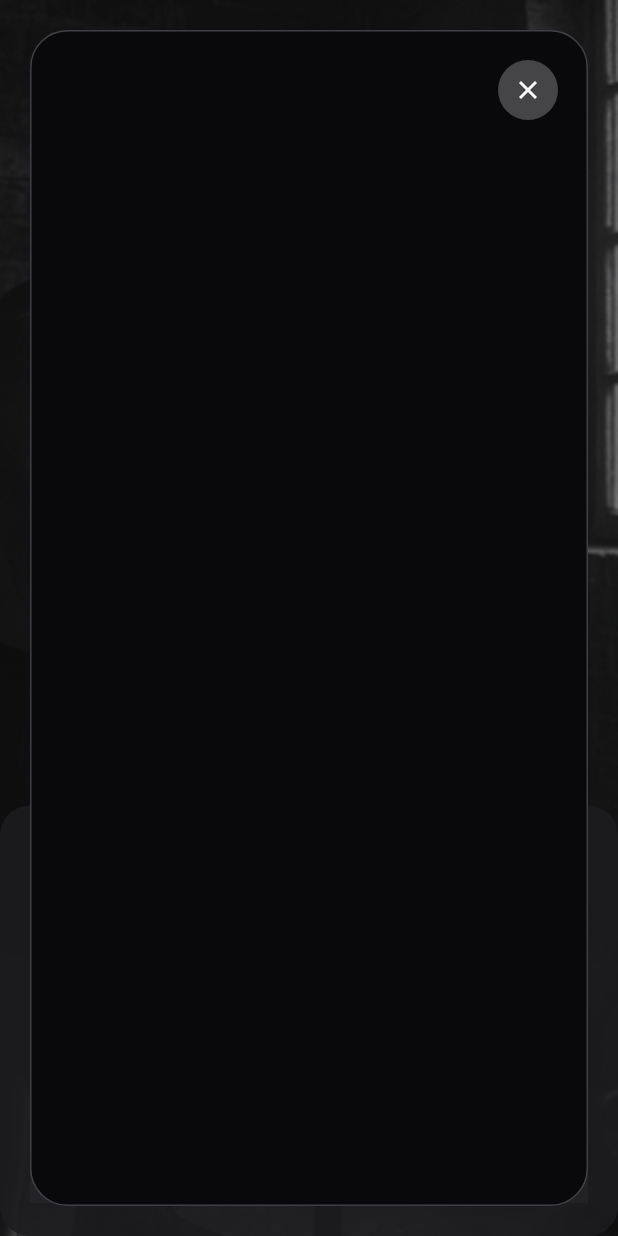
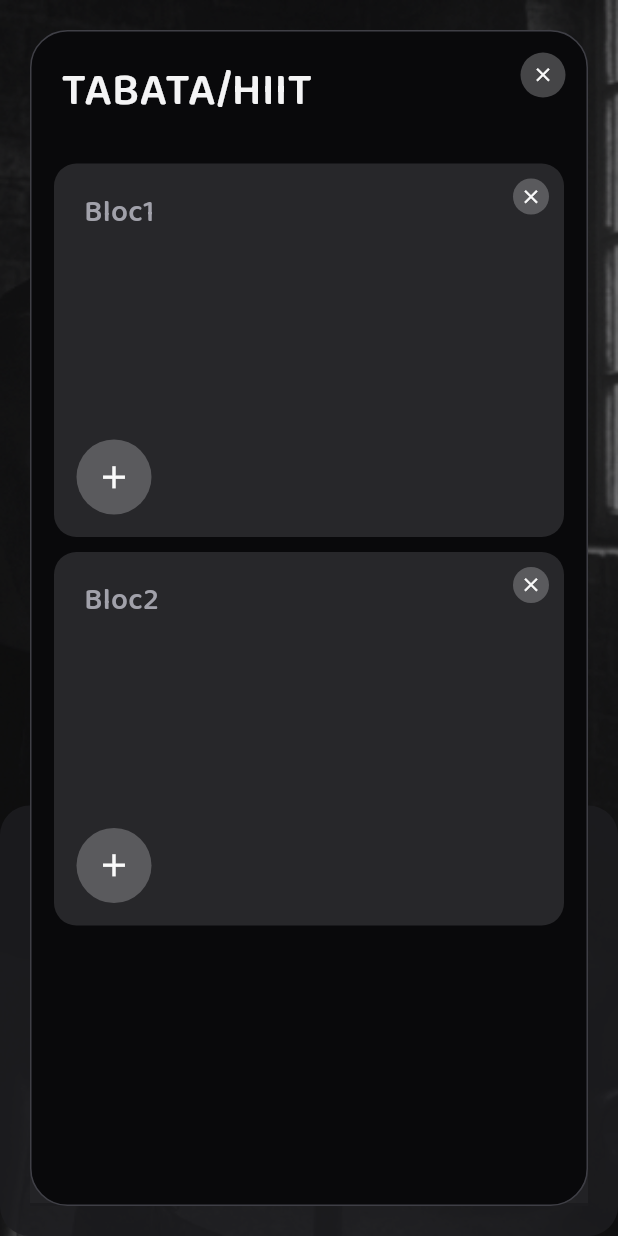
Before and after one commit to afekhar/hiitimer, a Flutter app: the screen it shows after launch, after a tap on "TABATA/HIIT", on a phone screen of 412 x 824 dp. Run offline on Flutter 3.47's test engine with Material 3 defaults, Android fonts, the phone set to English and light mode, and no system bars; our stand-ins replace audioplayers, wakelock_plus.

```diff
--- a/lib/home.dart
+++ b/lib/home.dart
@@ -204,6 +204,84 @@ class TimersChooser extends StatelessWidget {
   }
 }
 
+class TimerConfigBlock extends StatelessWidget {
+  const TimerConfigBlock({super.key, required this.index, required this.block});
+
+  final int index;
+  final TimerBlock block;
+
+  @override
+  Widget build(BuildContext context) {
+    return Container(
+      width: double.infinity,
+      decoration: BoxDecoration(
+        color: primary800,
+        borderRadius: BorderRadius.circular(15.0),
+      ),
+      child: Stack(
+        children: [
+          Column(
+            crossAxisAlignment: CrossAxisAlignment.start,
+            children: [
+              Padding(
+                padding: const EdgeInsets.all(20.0),
+                child: Text('Bloc${index+1}', style: TextStyle(
+                  fontFamily: 'BalooTamma2',
+                  fontSize: 20.0,
+                  fontWeight: FontWeight.w600,
+                  color: primary400,
+                ),),
+              ),
+              SizedBox(
+                height: 180.0,
+                child: Padding(
+                  padding: const EdgeInsets.all(15.0),
+                  child: Row(
+                    mainAxisAlignment: MainAxisAlignment.start,
+                    crossAxisAlignment: CrossAxisAlignment.end,
+                    children: [
+                      CircleAvatar(
+                        radius: 25.0,
+                        backgroundColor: primary300.withAlpha(75),
+                        child: IconButton(
+                          onPressed: () {},
+                          icon: const Icon(
+                            Icons.add,
+                            size: 25.0,
+                            color: primary50,
+                          ),
+                          padding: EdgeInsets.zero,
+                        ),
+                      ),
+                    ],
+                  ),
+                ),
+              ),
+            ],
+          ),
+          Positioned(
+            top: 10.0,
+            right: 10.0,
+            child: CircleAvatar(
+              radius: 12,
+              backgroundColor: primary300.withAlpha(75),
+              child: IconButton(
+                onPressed: () {},
+                icon: const Icon(
+                  Icons.close,
+                  size: 15.0,
+                  color: primary50,
+                ),
+                padding: EdgeInsets.zero,
+              ),
+            ),
+          )
+        ],
+      ),
+    );
+  }
+}
+
 class TimerConfigDialog extends StatelessWidget {
   const TimerConfigDialog(
       {super.key, required this.timerConfig, required this.onClose});
@@ -224,23 +302,55 @@ class TimerConfigDialog extends StatelessWidget {
         child: Stack(
           children: [
             Container(
+              width: double.infinity,
+              height: double.infinity,
               decoration: BoxDecoration(
                 color: primary950,
                 borderRadius: BorderRadius.circular(25),
                 border: Border.all(color: primary700),
               ),
+              child: Column(
+                crossAxisAlignment: CrossAxisAlignment.start,
+                children: [
+                  Padding(
+                    padding:
+                        EdgeInsets.only(left: 20.0, top: 20.0, right: 80.0),
+                    child: Text(
+                      timerConfig!.name,
+                      maxLines: 1,
+                      overflow: TextOverflow.ellipsis,
+                      style: TextStyle(
+                          fontFamily: 'BalooTamma2',
+                          fontWeight: FontWeight.w600,
+                          fontSize: 30.0,
+                          color: primary100),
+                    ),
+                  ),
+                  SizedBox(height: 20.0),
+                  Expanded(
+                      child: ListView(
+                    children: timerConfig!.blocks.asMap().entries
+                        .map((entry) => Padding(
+                              padding: const EdgeInsets.symmetric(
+                                  vertical: 5.0, horizontal: 15.0),
+                              child: TimerConfigBlock(index:entry.key, block:entry.value),
+                            ))
+                        .toList(),
+                  ))
+                ],
+              ),
             ),
             Positioned(
-              top: 20.0,
-              right: 20.0,
+              top: 15.0,
+              right: 15.0,
               child: CircleAvatar(
-                radius: 20,
+                radius: 15,
                 backgroundColor: primary300.withAlpha(75),
                 child: IconButton(
                   onPressed: onClose,
                   icon: const Icon(
                     Icons.close,
-                    size: 20.0,
+                    size: 15.0,
                     color: primary50,
                   ),
                   padding: EdgeInsets.zero,
@@ -263,7 +373,7 @@ class Home extends StatefulWidget {
 
 class _HomeState extends State<Home> {
   bool _navigatingToChronoPage = false;
-  WorkoutConfig? _currentConfig = null;
+  WorkoutConfig? _currentConfig;
 
   _openTimerConfig(WorkoutConfig cfg) {
     setState(() {
@@ -314,7 +424,9 @@ class _HomeState extends State<Home> {
     ]);
   }
 
-  _closeTimerConfig() {
+  _closeTimerConfig() async {
+    await _launchChrono(context, _currentConfig!);
+
     setState(() {
       _currentConfig = null;
     });
```
